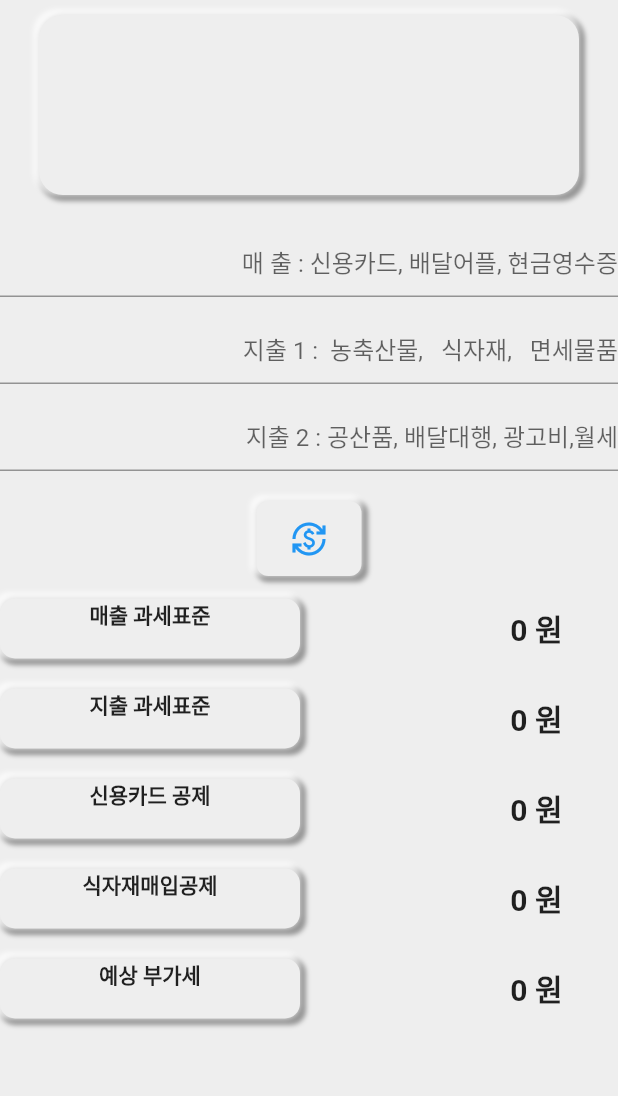
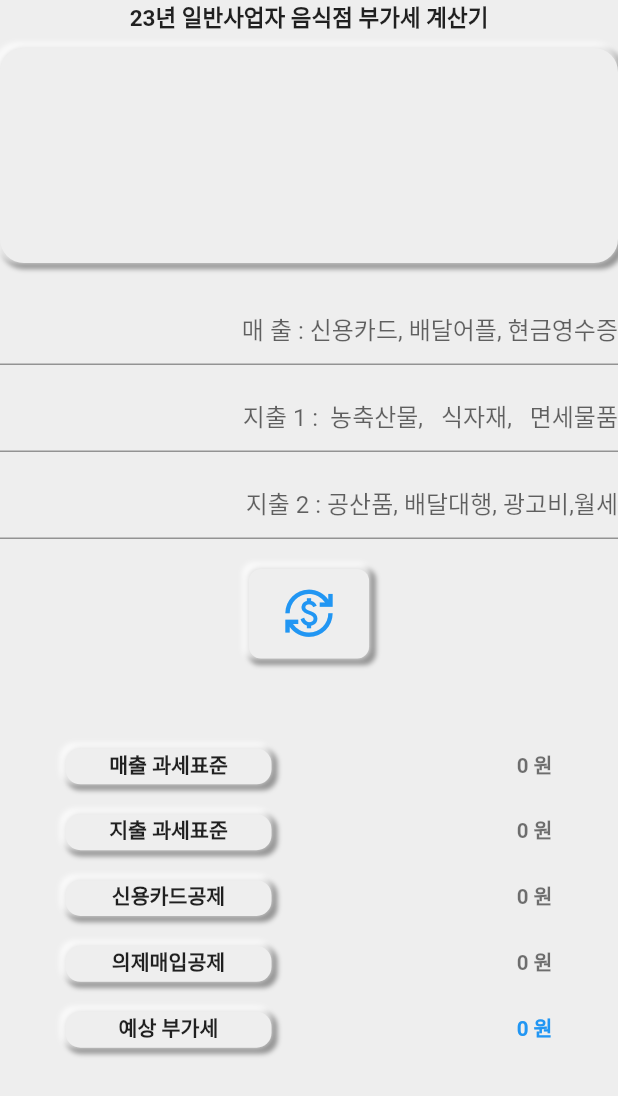
Before and after one commit to jhonhyuncheol88/taxcalculator126, a Flutter app: the screen it shows after launch, on a phone screen of 412 x 824 dp. Shown: the top 1096 px of the screen. Run offline on Flutter 3.47's test engine with Material 2 defaults, Android fonts, the phone set to English and light mode, and no system bars; our stand-ins replace flutter_screenutil; missing offline and left inert: pattern_formatter.

Commit message:
12월 12일 오후 5시

```diff
--- a/lib/main.dart
+++ b/lib/main.dart
@@ -2,7 +2,8 @@ import 'package:flutter/material.dart';
 import 'package:flutter/services.dart';
 import 'package:intl/intl.dart';
 import 'package:pattern_formatter/pattern_formatter.dart';
-import 'package:flutter/services.dart'; //앱 상단의 stauts 바를 없앨 수 잇음
+
+import 'package:flutter_screenutil/flutter_screenutil.dart';
 
 void main() => runApp(const MyApp());
 
@@ -11,7 +12,12 @@ class MyApp extends StatelessWidget {
 
   @override
   Widget build(BuildContext context) {
-    SystemChrome.setEnabledSystemUIOverlays([SystemUiOverlay.top]);
+    return ScreenUtilInit(
+      designSize: Size(360, 690),
+      minTextAdapt: true,
+      splitScreenMode: true,
+
+      builder: (BuildContext context, Widget? child) {
         return MaterialApp(
           debugShowCheckedModeBanner: false,
           title: 'app',
@@ -19,6 +25,8 @@ class MyApp extends StatelessWidget {
             primaryColor: Colors.grey[200],
           ),
           home: HomePage(),
+        );
+      },
     );
   }
 }
@@ -108,20 +116,23 @@ class _HomePageState extends State<HomePage> {
   Widget build(BuildContext context) {
     return Scaffold(
       backgroundColor: Colors.grey[200],
-      body: GestureDetector(
+      body: SafeArea(
+        child: GestureDetector(
             onTap: () {
               setState(() {
                 FocusScope.of(context).unfocus();
               });
             },
-        child: SafeArea(
             child: SingleChildScrollView(
               child: Column(
                 children: [
-              Padding(
-                  padding: EdgeInsets.all(
-                5,
-              )),
+                  Text(
+                    '23년 일반사업자 음식점 부가세 계산기',
+                    style: TextStyle(fontWeight: FontWeight.bold, fontSize: 15),
+                  ),
+                  SizedBox(
+                    height: 10,
+                  ),
                   Container(
                     decoration: BoxDecoration(
                       color: Colors.grey[200],
@@ -141,9 +152,12 @@ class _HomePageState extends State<HomePage> {
                         )
                       ],
                     ),
-                width: 360,
-                height: 120,
-                child: Text(' ',style: TextStyle(fontWeight: FontWeight.bold),),
+                    width: ScreenUtil().setWidth(360),
+                    height: ScreenUtil().setHeight(120),
+                    child: Text(
+                      ' ',
+                      style: TextStyle(fontWeight: FontWeight.bold),
+                    ),
                   ),
                   SizedBox(
                     height: 20,
@@ -198,10 +212,10 @@ class _HomePageState extends State<HomePage> {
                     child: AnimatedContainer(
                         child: Icon(
                           Icons.currency_exchange_sharp,
-                      color: Colors.blue,
+                          color: Colors.blue,size:ScreenUtil().setSp(30),
                         ),
-                    height: 50,
-                    width: 70,
+                        height: ScreenUtil().setHeight(50),
+                        width: ScreenUtil().setWidth(70),
                         duration: Duration(milliseconds: 1),
                         curve: Curves.easeInBack,
                         decoration: BoxDecoration(
@@ -225,14 +239,14 @@ class _HomePageState extends State<HomePage> {
                                   ])),
                   ),
                   SizedBox(
-                height: 15,
+                    height: 60,
                   ),
                   Row(
-                mainAxisAlignment: MainAxisAlignment.start,
+                    mainAxisAlignment: MainAxisAlignment.center,
                     children: [
                       Container(
-                    height: 40,
-                    width: 200,
+                        height: ScreenUtil().setHeight(20),
+                        width: ScreenUtil().setWidth(120),
                         decoration: BoxDecoration(
                             color: Colors.grey[200],
                             borderRadius: BorderRadius.circular(10),
@@ -249,7 +263,8 @@ class _HomePageState extends State<HomePage> {
                                   spreadRadius: spredR)
                             ]),
                         child: Text(
-                      '매출 과세표준',style: TextStyle(fontWeight: FontWeight.bold),
+                          '매출 과세표준',
+                          style: TextStyle(fontWeight: FontWeight.bold,fontSize: ScreenUtil().setSp(12)),
                           textAlign: TextAlign.center,
                         ),
                       ),
@@ -257,10 +272,13 @@ class _HomePageState extends State<HomePage> {
                         width: 50,
                       ),
                       Container(
-                      width: 125,
-                      height: 30,
+                          width: ScreenUtil().setWidth(120),
+                          height: ScreenUtil().setHeight(20),
                           child: Text(
-                        comma.format(taxincome),style: TextStyle(fontWeight: FontWeight.bold,fontSize: 20),
+                            comma.format(taxincome),
+                            style: TextStyle(
+                                fontWeight: FontWeight.bold,fontSize: ScreenUtil().setSp(12),
+                                color: Colors.black54),
                             textAlign: TextAlign.end,
                           )), //taxincome
                     ],
@@ -269,11 +287,11 @@ class _HomePageState extends State<HomePage> {
                     height: 20,
                   ),
                   Row(
-                mainAxisAlignment: MainAxisAlignment.start,
+                    mainAxisAlignment: MainAxisAlignment.center,
                     children: [
                       Container(
-                    height: 40,
-                    width: 200,
+                        height: ScreenUtil().setHeight(20),
+                        width: ScreenUtil().setWidth(120),
                         decoration: BoxDecoration(
                             color: Colors.grey[200],
                             borderRadius: BorderRadius.circular(10),
@@ -290,7 +308,8 @@ class _HomePageState extends State<HomePage> {
                                   spreadRadius: spredR)
                             ]),
                         child: Text(
-                      '지출 과세표준',style: TextStyle(fontWeight: FontWeight.bold),
+                          '지출 과세표준',
+                          style: TextStyle(fontWeight: FontWeight.bold,fontSize: ScreenUtil().setSp(12)),
                           textAlign: TextAlign.center,
                         ),
                       ),
@@ -298,10 +317,13 @@ class _HomePageState extends State<HomePage> {
                         width: 50,
                       ),
                       Container(
-                      width: 125,
-                      height: 30,
+                          width: ScreenUtil().setWidth(120),
+                          height: ScreenUtil().setHeight(20),
                           child: Text(
-                        comma.format(taxspending),style: TextStyle(fontWeight: FontWeight.bold,fontSize: 20),
+                            comma.format(taxspending),
+                            style: TextStyle(
+                                fontWeight: FontWeight.bold,fontSize: ScreenUtil().setSp(12),
+                                color: Colors.black54),
                             textAlign: TextAlign.end,
                           )),
                     ],
@@ -310,11 +332,11 @@ class _HomePageState extends State<HomePage> {
                     height: 20,
                   ),
                   Row(
-                mainAxisAlignment: MainAxisAlignment.start,
+                    mainAxisAlignment: MainAxisAlignment.center,
                     children: [
                       Container(
-                    height: 40,
-                    width: 200,
+                        height: ScreenUtil().setHeight(20),
+                        width: ScreenUtil().setWidth(120),
                         decoration: BoxDecoration(
                             color: Colors.grey[200],
                             borderRadius: BorderRadius.circular(10),
@@ -331,7 +353,10 @@ class _HomePageState extends State<HomePage> {
                                   spreadRadius: spredR)
                             ]),
                         child: Text(
-                      '신용카드 공제',style: TextStyle(fontWeight: FontWeight.bold),
+                          '신용카드공제',
+                          style: TextStyle(
+                            fontWeight: FontWeight.bold,fontSize: ScreenUtil().setSp(12)
+                          ),
                           textAlign: TextAlign.center,
                         ),
                       ),
@@ -339,10 +364,13 @@ class _HomePageState extends State<HomePage> {
                         width: 50,
                       ),
                       Container(
-                      width: 125,
-                      height: 30,
+                          width: ScreenUtil().setWidth(120),
+                          height: ScreenUtil().setHeight(20),
                           child: Text(
-                        comma.format(creditcard_help),style: TextStyle(fontWeight: FontWeight.bold,fontSize: 20),
+                            comma.format(creditcard_help),
+                            style: TextStyle(
+                                fontWeight: FontWeight.bold,fontSize: ScreenUtil().setSp(12),
+                                color: Colors.black54),
                             textAlign: TextAlign.end,
                           )),
                       //신용카드 공제 매출의 1.3%
@@ -352,11 +380,11 @@ class _HomePageState extends State<HomePage> {
                     height: 20,
                   ),
                   Row(
-                mainAxisAlignment: MainAxisAlignment.start,
+                    mainAxisAlignment: MainAxisAlignment.center,
                     children: [
                       Container(
-                    height: 40,
-                    width: 200,
+                        height:ScreenUtil().setHeight(20),
+                        width: ScreenUtil().setWidth(120),
                         decoration: BoxDecoration(
                             color: Colors.grey[200],
                             borderRadius: BorderRadius.circular(10),
@@ -373,7 +401,10 @@ class _HomePageState extends State<HomePage> {
                                   spreadRadius: spredR)
                             ]),
                         child: Text(
-                      '식자재매입공제',style: TextStyle(fontWeight: FontWeight.bold),
+                          '의제매입공제',
+                          style: TextStyle(
+                            fontWeight: FontWeight.bold,fontSize: ScreenUtil().setSp(12)
+                          ),
                           textAlign: TextAlign.center,
                         ),
                       ),
@@ -381,10 +412,13 @@ class _HomePageState extends State<HomePage> {
                         width: 50,
                       ),
                       Container(
-                      width: 125,
-                      height: 30,
+                          width: ScreenUtil().setWidth(120),
+                          height: ScreenUtil().setHeight(20),
                           child: Text(
-                        comma.format(spending_Food_help),style: TextStyle(fontWeight: FontWeight.bold,fontSize: 20),
+                            comma.format(spending_Food_help),
+                            style: TextStyle(
+                                fontWeight: FontWeight.bold,fontSize: ScreenUtil().setSp(12),
+                                color: Colors.black54),
                             textAlign: TextAlign.end,
                           )),
                       //의제매입공제 식자재 매출의 2억미만 8.26% , 2억 초과 7.24%
@@ -394,11 +428,11 @@ class _HomePageState extends State<HomePage> {
                     height: 20,
                   ),
                   Row(
-                mainAxisAlignment: MainAxisAlignment.start,
+                    mainAxisAlignment: MainAxisAlignment.center,
                     children: [
                       Container(
-                    height: 40,
-                    width: 200,
+                        height: ScreenUtil().setHeight(20),
+                        width:ScreenUtil().setWidth(120),
                         decoration: BoxDecoration(
                             color: Colors.grey[200],
                             borderRadius: BorderRadius.circular(10),
@@ -415,7 +449,10 @@ class _HomePageState extends State<HomePage> {
                                   spreadRadius: spredR)
                             ]),
                         child: Text(
-                      '예상 부가세',style: TextStyle(fontWeight: FontWeight.bold),
+                          '예상 부가세',
+                          style: TextStyle(
+                            fontWeight: FontWeight.bold,fontSize: ScreenUtil().setSp(12)
+                          ),
                           textAlign: TextAlign.center,
                         ),
                       ),
@@ -423,10 +460,14 @@ class _HomePageState extends State<HomePage> {
                         width: 50,
                       ),
                       Container(
-                      width: 125,
-                      height: 30,
+                          width: ScreenUtil().setWidth(120),
+                          height: ScreenUtil().setHeight(20),
                           child: Text(
-                        comma.format(estimate_tax),style: TextStyle(fontWeight: FontWeight.bold,fontSize: 20),
+                            comma.format(estimate_tax),
+                            style: TextStyle(
+                              fontWeight: FontWeight.bold,fontSize: ScreenUtil().setSp(12),
+                              color: Colors.blue,
+                            ),
                             textAlign: TextAlign.end,
                           )),
                     ],
--- a/pubspec.yaml
+++ b/pubspec.yaml
@@ -29,6 +29,7 @@ environment:
 # the latest version available on pub.dev. To see which dependencies have newer
 # versions available, run `flutter pub outdated`.
 dependencies:
+  flutter_screenutil: ^5.6.0
 
   pattern_formatter: ^2.0.0
 
```
Also changed, not shown: pubspec.lock. Lines whose indentation alone changed are shown as unchanged.
